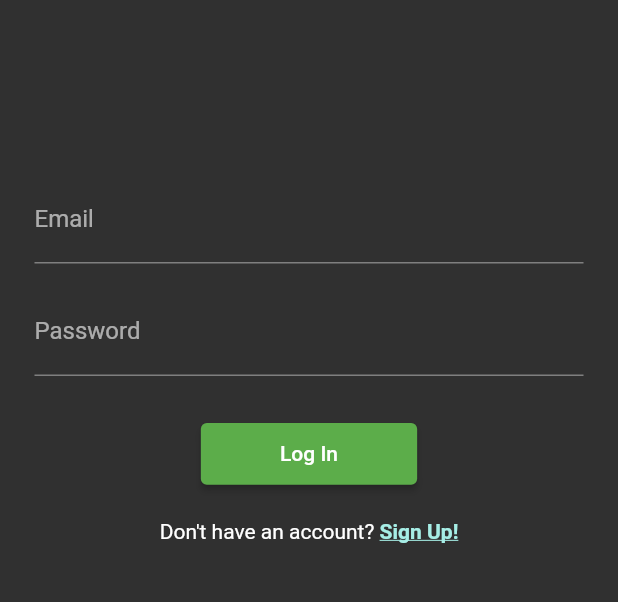
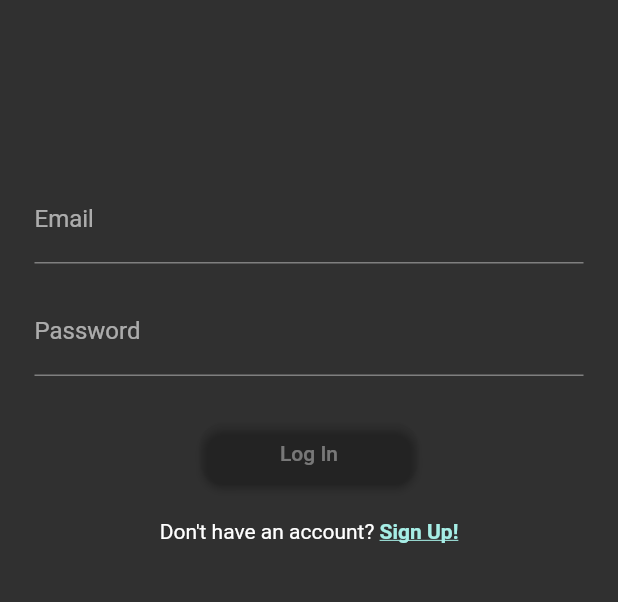
Before and after one commit to marcosvons1/rick-and-morty, a Flutter app: the SignUpPage screen opened directly, after a tap on "Log In", on a phone screen of 412 x 824 dp, the part 507-1109 px from its top. Run offline on Flutter 3.47's test engine with Material 2 defaults, Android fonts, the light colour scheme and no system bars; our stand-ins replace animated_splash_screen, bloc, dartz, firebase_auth, firebase_core, flutter_bloc and 5 more; accounts and stored records are empty; generated files the repository leaves out were written again.

Commit message:
Auth Feature: finished ThemeData and constants

```diff
--- a/lib/core/theme/app_theme.dart
+++ b/lib/core/theme/app_theme.dart
@@ -1,10 +1,50 @@
 import 'package:flutter/material.dart';
+import 'package:rick_and_morty_challenge/core/constants/dimens.dart';
 
-final lightThemeData = ThemeData.light();
+abstract class Palette {
+  static const primaryColor = Color(0xFF5CAD4A);
+  static const secondaryColor = Color(0xFFa6eee6);
+  static const disabledButtonColor = Colors.transparent;
+  static const fontColor = Colors.white;
+}
+
+final lightThemeData = ThemeData.light().copyWith(
+  elevatedButtonTheme: ElevatedButtonThemeData(
+    style: ButtonStyle(
+      backgroundColor: MaterialStateProperty.all<Color>(Palette.primaryColor),
+      shape: MaterialStateProperty.all<RoundedRectangleBorder>(
+        RoundedRectangleBorder(
+          borderRadius: BorderRadius.circular(Spacers.medium),
+        ),
+      ),
+    ),
+  ),
+  snackBarTheme: ThemeData.light().snackBarTheme.copyWith(
+        contentTextStyle: TextStyle(color: ThemeData.dark().errorColor),
+      ),
+  primaryColor: Palette.primaryColor,
+  textTheme: ThemeData.dark()
+      .textTheme
+      .copyWith(button: const TextStyle(color: Palette.fontColor)),
+);
 
 final darkThemeData = ThemeData.dark().copyWith(
-  buttonTheme: const ButtonThemeData(
-    buttonColor: Color(0xFF5CAD4A),
-    textTheme: ButtonTextTheme.primary,
+  elevatedButtonTheme: ElevatedButtonThemeData(
+    style: ButtonStyle(
+      backgroundColor: MaterialStateProperty.all<Color>(Palette.primaryColor),
+      shape: MaterialStateProperty.all<RoundedRectangleBorder>(
+        RoundedRectangleBorder(
+          borderRadius: BorderRadius.circular(Spacers.medium),
+        ),
+      ),
+    ),
   ),
+  snackBarTheme: ThemeData.dark().snackBarTheme.copyWith(
+        backgroundColor: const Color(0xff212121),
+        contentTextStyle: TextStyle(color: ThemeData.dark().errorColor),
+      ),
+  primaryColor: Palette.primaryColor,
+  textTheme: ThemeData.dark()
+      .textTheme
+      .copyWith(button: const TextStyle(color: Palette.fontColor)),
 );
--- a/lib/features/homepage/views/splash.dart
+++ b/lib/features/homepage/views/splash.dart
@@ -24,7 +24,7 @@ class SplashScreen extends StatelessWidget {
             authenticated: CharactersList.new,
             unauthenticated: LoginPage.new,
           ),
-          backgroundColor: Colors.black,
+          backgroundColor: Theme.of(context).canvasColor,
           splashIconSize: MediaQuery.of(context).size.width * Multipliers.x5,
           splashTransition: SplashTransition.fadeTransition,
           pageTransitionType: PageTransitionType.fade,
--- a/lib/features/login/widgets/login_body.dart
+++ b/lib/features/login/widgets/login_body.dart
@@ -4,6 +4,7 @@ import 'package:flutter_bloc/flutter_bloc.dart';
 import 'package:formz/formz.dart';
 import 'package:rick_and_morty_challenge/core/constants/dimens.dart';
 import 'package:rick_and_morty_challenge/core/constants/string_constants.dart';
+import 'package:rick_and_morty_challenge/core/theme/app_theme.dart';
 import 'package:rick_and_morty_challenge/features/auth/bloc/auth_bloc.dart';
 import 'package:rick_and_morty_challenge/features/homepage/views/characters_list.dart';
 import 'package:rick_and_morty_challenge/features/login/cubit/login_cubit.dart';
@@ -16,6 +17,8 @@ class LoginBody extends StatelessWidget {
   @override
   Widget build(BuildContext context) {
     final l10n = context.l10n;
+    final theme = Theme.of(context);
+
     return MultiBlocListener(
       listeners: [
         BlocListener<AuthBloc, AuthState>(
@@ -41,9 +44,8 @@ class LoginBody extends StatelessWidget {
                                 const Failure.invalidCredentialsError()
                             ? l10n.invalidCredentialsError
                             : l10n.unknownError,
-                    style: TextStyle(color: Theme.of(context).errorColor),
+                    textAlign: TextAlign.center,
                   ),
-                  backgroundColor: Theme.of(context).primaryColor,
                 ),
               );
             }
@@ -88,7 +90,10 @@ class LoginBody extends StatelessWidget {
                         ),
                         child: ElevatedButton(
                           style: ElevatedButton.styleFrom(
-                            backgroundColor: const Color(0xFF5CAD4A),
+                            backgroundColor: (state.password.value != '' &&
+                                    state.email.value != '')
+                                ? theme.primaryColor
+                                : Palette.disabledButtonColor,
                             fixedSize: Size(
                               MediaQuery.of(context).size.width *
                                   Multipliers.x35,
@@ -96,9 +101,20 @@ class LoginBody extends StatelessWidget {
                                   Multipliers.x05,
                             ),
                           ),
-                          child: Text(l10n.login),
+                          child: Text(
+                            l10n.login,
+                            style: TextStyle(
+                              color: (state.password.value != '' &&
+                                      state.email.value != '')
+                                  ? theme.textTheme.button?.color
+                                  : theme.disabledColor,
+                            ),
+                          ),
                           onPressed: () {
-                            context.read<LoginCubit>().loginSubmission();
+                            if (state.password.value != '' &&
+                                state.email.value != '') {
+                              context.read<LoginCubit>().loginSubmission();
+                            }
                           },
                         ),
                       ),
--- a/lib/features/sign_up/widgets/sign_up_form.dart
+++ b/lib/features/sign_up/widgets/sign_up_form.dart
@@ -4,6 +4,7 @@ import 'package:flutter_bloc/flutter_bloc.dart';
 import 'package:formz/formz.dart';
 import 'package:rick_and_morty_challenge/core/constants/dimens.dart';
 import 'package:rick_and_morty_challenge/core/constants/string_constants.dart';
+import 'package:rick_and_morty_challenge/core/theme/app_theme.dart';
 import 'package:rick_and_morty_challenge/features/login/views/login_page.dart';
 import 'package:rick_and_morty_challenge/features/sign_up/cubit/sign_up_cubit.dart';
 import 'package:rick_and_morty_challenge/l10n/l10n.dart';
@@ -15,6 +16,7 @@ class SignUpForm extends StatelessWidget {
   @override
   Widget build(BuildContext context) {
     final l10n = context.l10n;
+    final theme = Theme.of(context);
 
     return BlocListener<SignUpCubit, SignUpState>(
       listener: (context, state) {
@@ -27,9 +29,8 @@ class SignUpForm extends StatelessWidget {
                 state.failure == const Failure.emailAlreadyExistsError()
                     ? l10n.emailAlreadyExistsError
                     : l10n.unknownError,
-                style: TextStyle(color: Theme.of(context).errorColor),
+                style: TextStyle(color: theme.errorColor),
               ),
-              backgroundColor: Theme.of(context).primaryColor,
             ),
           );
         }
@@ -87,8 +88,8 @@ class SignUpForm extends StatelessWidget {
                       },
                       style: ElevatedButton.styleFrom(
                         backgroundColor: state.status == FormzStatus.valid
-                            ? const Color(0xFF5CAD4A)
-                            : Colors.transparent,
+                            ? theme.primaryColor
+                            : Palette.disabledButtonColor,
                         fixedSize: Size(
                           MediaQuery.of(context).size.width * Multipliers.x35,
                           MediaQuery.of(context).size.height * Multipliers.x05,
@@ -98,8 +99,8 @@ class SignUpForm extends StatelessWidget {
                         l10n.signUp,
                         style: TextStyle(
                           color: state.status == FormzStatus.valid
-                              ? Colors.white
-                              : Colors.grey,
+                              ? theme.textTheme.button?.color
+                              : theme.disabledColor,
                         ),
                       ),
                     ),
--- a/lib/l10n/arb/app_es.arb
+++ b/lib/l10n/arb/app_es.arb
@@ -1,6 +1,6 @@
 {
     "@@locale": "es",
-   "login": "Log In",
+   "login": "Iniciar sesión",
     "@login": {
         "description": "Texto mostrado en la Login Page arriba del TextInput"
     },
```
